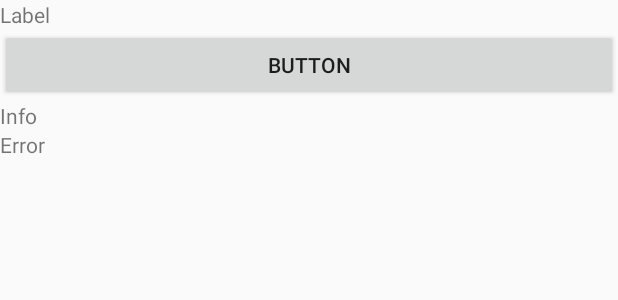
After one commit to Guestlogix/traveler-android, an Android app: the layout view_button.xml on its own in the app's theme, with its tools: preview values and no code run, on a phone screen of 412 x 824 dp. The commit adds this screen. Shown: the top 300 px of the screen. Run offline under Robolectric (Android 15) with nearby library versions, the phone set to English and light mode, and no system bars.

Commit message:
Adds button cell to the form

```diff
--- a/traveler_ui_kit/src/main/java/com/guestlogix/traveleruikit/forms/Form.java
+++ b/traveler_ui_kit/src/main/java/com/guestlogix/traveleruikit/forms/Form.java
@@ -30,6 +30,9 @@ public class Form extends FrameLayout {
     private FormMappingAdapter adapter;
     private FormStrategy formStrategy;
 
+    /**
+     * Unidirectional map which maps the Absolute index into sectionId/inputId pair.
+     */
     private List<Pair<Integer, Integer>> indexMap;
 
     /**
--- a/traveler_ui_kit/src/main/java/com/guestlogix/traveleruikit/forms/cells/InputCell.java
+++ b/traveler_ui_kit/src/main/java/com/guestlogix/traveleruikit/forms/cells/InputCell.java
@@ -10,7 +10,9 @@ import com.guestlogix.traveleruikit.R;
 
 import static android.view.View.VISIBLE;
 
-
+/**
+ * View holder which can hide
+ */
 public class InputCell extends FormCell {
 
     public InputCell(@NonNull View itemView) {
@@ -18,6 +20,7 @@ public class InputCell extends FormCell {
         init();
     }
 
+    @Override
     public void reload() {
         setText("");
         hideError();
--- a/traveler_ui_kit/src/main/java/com/guestlogix/traveleruikit/forms/cells/SectionCell.java
+++ b/traveler_ui_kit/src/main/java/com/guestlogix/traveleruikit/forms/cells/SectionCell.java
@@ -7,4 +7,8 @@ public class SectionCell extends FormCell {
     public SectionCell(@NonNull View itemView) {
         super(itemView);
     }
+
+    @Override
+    public void reload() {
+    }
 }
--- /dev/null
+++ b/traveler_ui_kit/src/main/res/layout/view_button.xml
@@ -0,0 +1,32 @@
+<?xml version="1.0" encoding="utf-8"?>
+<LinearLayout xmlns:android="http://schemas.android.com/apk/res/android"
+              xmlns:tools="http://schemas.android.com/tools"
+              android:orientation="vertical"
+              android:layout_width="match_parent"
+              android:layout_height="match_parent">
+
+    <TextView
+            android:layout_width="match_parent"
+            android:layout_height="wrap_content"
+            android:id="@+id/label"
+            tools:text="Label"/>
+
+    <Button
+            android:layout_width="match_parent"
+            android:layout_height="wrap_content"
+            android:id="@+id/button"
+            tools:text="Button"/>
+
+    <TextView
+            android:layout_width="match_parent"
+            android:layout_height="wrap_content"
+            android:id="@+id/info"
+            tools:text="Info"/>
+
+    <TextView
+            android:layout_width="match_parent"
+            android:layout_height="wrap_content"
+            tools:text="Error"
+            android:id="@+id/error"/>
+
+</LinearLayout>
```
Also changed, not shown: traveler_ui_kit/src/main/java/com/guestlogix/traveleruikit/forms/cells/ButtonCell.java (added, +88 -0 lines), traveler_ui_kit/src/main/java/com/guestlogix/traveleruikit/forms/cells/FormCell.java (+12 -2 lines), traveler_ui_kit/src/main/res/layout/view_section.xml (+10 -7 lines).
